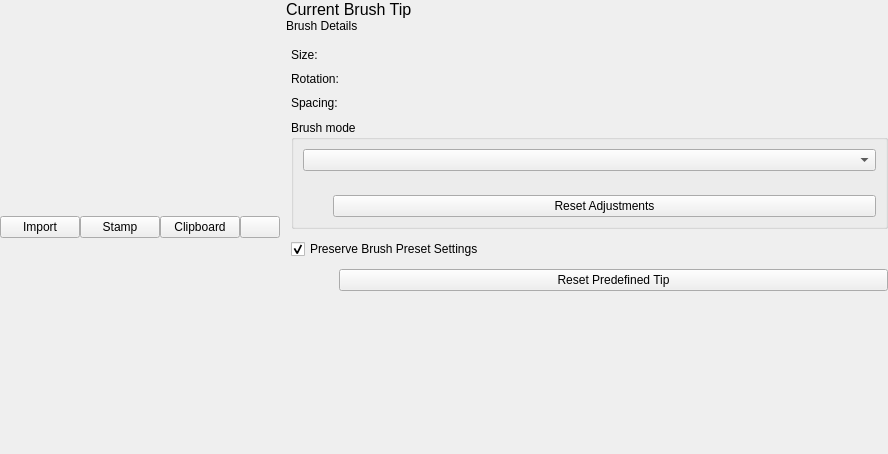
KDE/krita, file plugins/paintops/libpaintop/forms/wdgpredefinedbrushchooser.ui: the form before one commit.
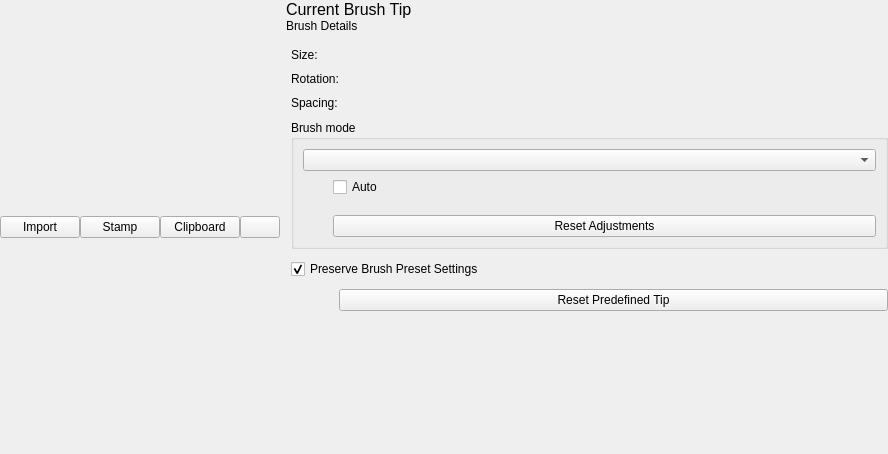
The form after the commit. Custom widgets are drawn as their Qt base class.

Commit message: Draft implementation of auto-midpoint adjustment setting for rgba brushes

The edit to the form file:
```diff
--- a/plugins/paintops/libpaintop/forms/wdgpredefinedbrushchooser.ui
+++ b/plugins/paintops/libpaintop/forms/wdgpredefinedbrushchooser.ui
@@ -225,12 +225,12 @@
          <property name="title">
           <string>Brush mode</string>
          </property>
-         <layout class="QVBoxLayout" name="verticalLayout_3">
+         <layout class="QVBoxLayout" name="verticalLayout_4">
           <item>
            <widget class="QComboBox" name="cmbBrushMode"/>
           </item>
           <item>
-           <layout class="QHBoxLayout" name="horizontalLayout_3">
+           <layout class="QHBoxLayout" name="horizontalLayout_5">
             <item>
              <spacer name="horizontalSpacer">
               <property name="orientation">
@@ -248,9 +248,20 @@
              </spacer>
             </item>
             <item>
-             <layout class="QVBoxLayout" name="verticalLayout_4">
+             <layout class="QVBoxLayout" name="verticalLayout_3">
               <item>
-               <widget class="KisSliderSpinBox" name="intAdjustmentMidPoint" native="true"/>
+               <layout class="QHBoxLayout" name="horizontalLayout_3" stretch="0,1">
+                <item>
+                 <widget class="QCheckBox" name="chkAutoMidPoint">
+                  <property name="text">
+                   <string>Auto</string>
+                  </property>
+                 </widget>
+                </item>
+                <item>
+                 <widget class="KisSliderSpinBox" name="intAdjustmentMidPoint" native="true"/>
+                </item>
+               </layout>
               </item>
               <item>
                <widget class="KisSliderSpinBox" name="intBrightnessAdjustment" native="true"/>
```
The commit also changes 8 other files.
